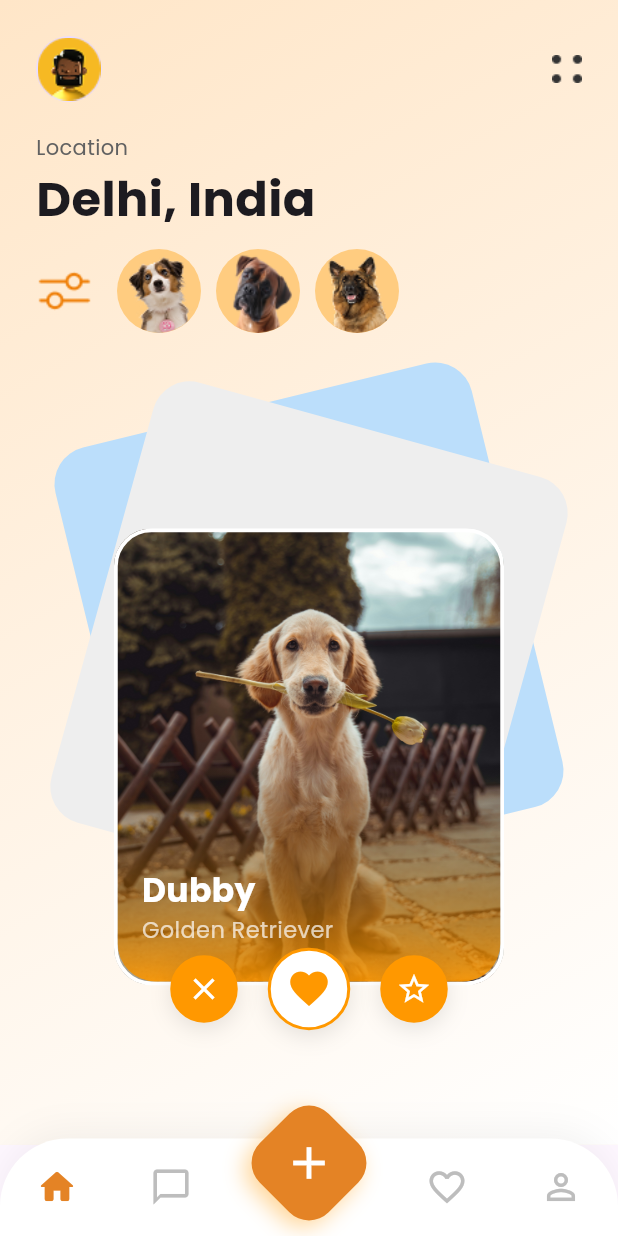
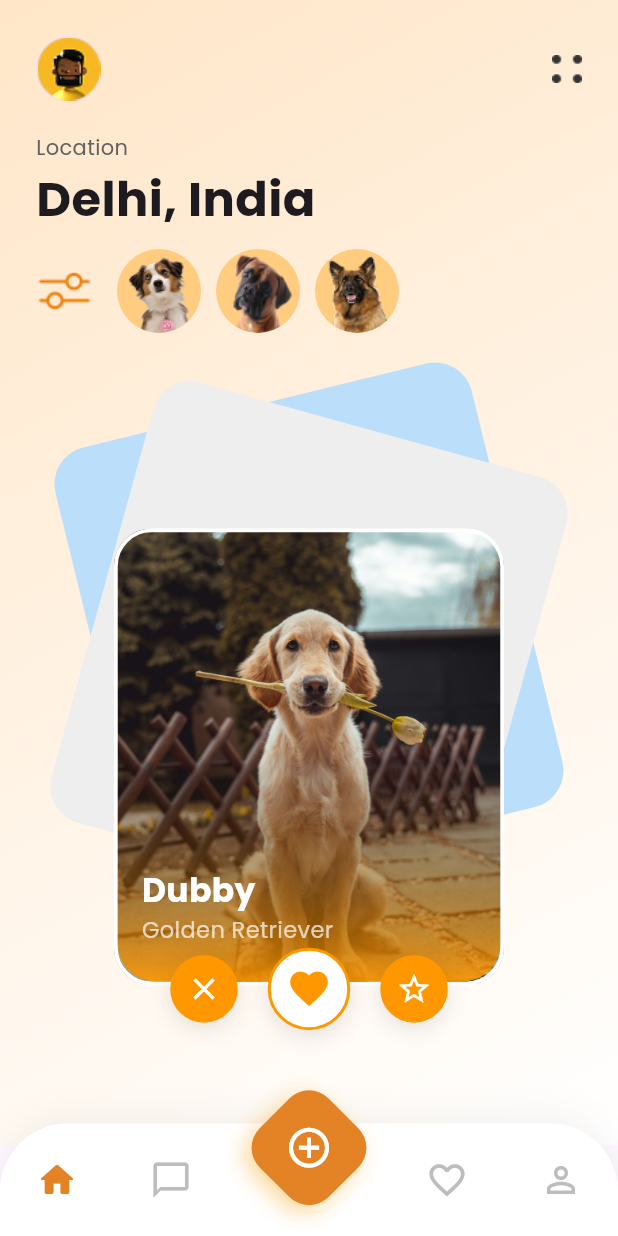
Before and after one commit to KundanRajpurohit/dog-dating, a Flutter app: the DashboardScreen screen opened directly, on a phone screen of 412 x 824 dp. Run offline on Flutter 3.47's test engine with Material 3 defaults, Android fonts, the phone set to English and light mode, and no system bars; our stand-ins replace flutter_screenutil, google_maps_flutter.

Commit message:
minor changes

```diff
--- a/lib/screens/dashboard_screen.dart
+++ b/lib/screens/dashboard_screen.dart
@@ -48,7 +48,7 @@ class _DashboardScreenState extends State<DashboardScreen> {
             left: 0,
             right: 0,
             child: Container(
-              height: 65,
+              height: 75,
               decoration: BoxDecoration(
                 color: Colors.white,
                 borderRadius: const BorderRadius.only(
@@ -83,7 +83,7 @@ class _DashboardScreenState extends State<DashboardScreen> {
 
           /// Floating Center Button (WON'T BE CUT)
           Positioned(
-            top: -20.h, // pops out properly!
+            top: -30.h, // pops out properly!
             child: GestureDetector(
               onTap: () => setState(() => _index = 2),
               child: Transform.rotate(
@@ -105,7 +105,11 @@ class _DashboardScreenState extends State<DashboardScreen> {
                   ),
                   child: Transform.rotate(
                     angle: math.pi / 4,
-                    child: const Icon(Icons.add, color: Colors.white, size: 36),
+                    child: const Icon(
+                      Icons.add_circle_outline,
+                      color: Colors.white,
+                      size: 32,
+                    ),
                   ),
                 ),
               ),
```
Also changed, not shown: lib/screens/Dog_maps_screen.dart (+30 -26 lines), pubspec.lock.
